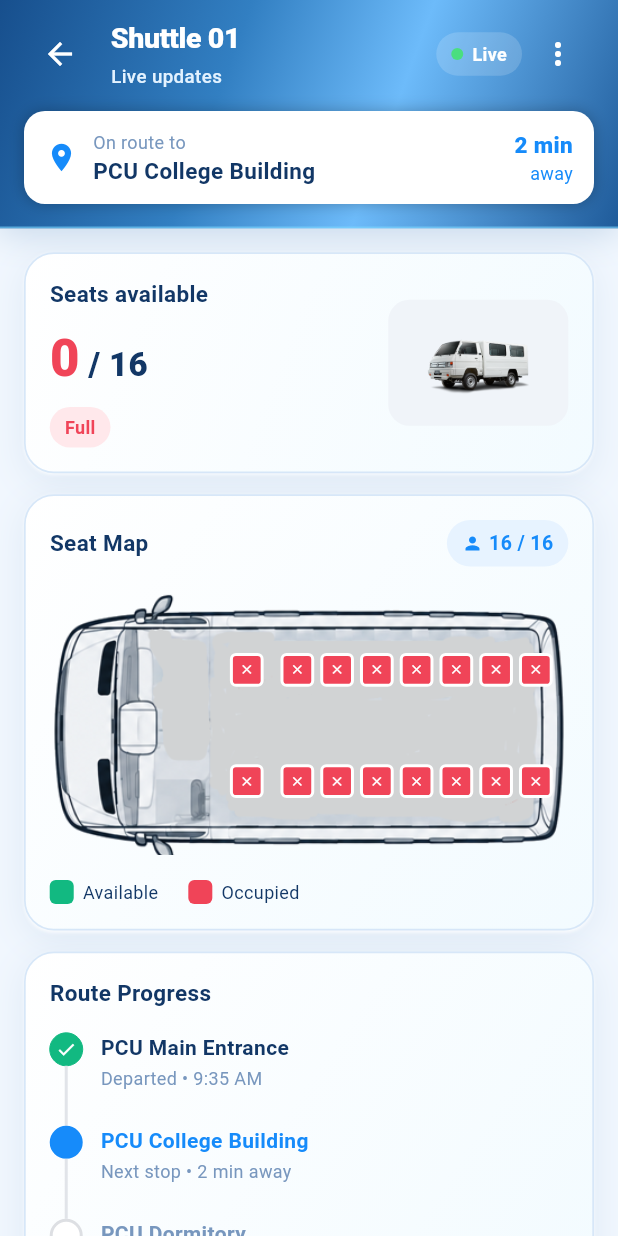
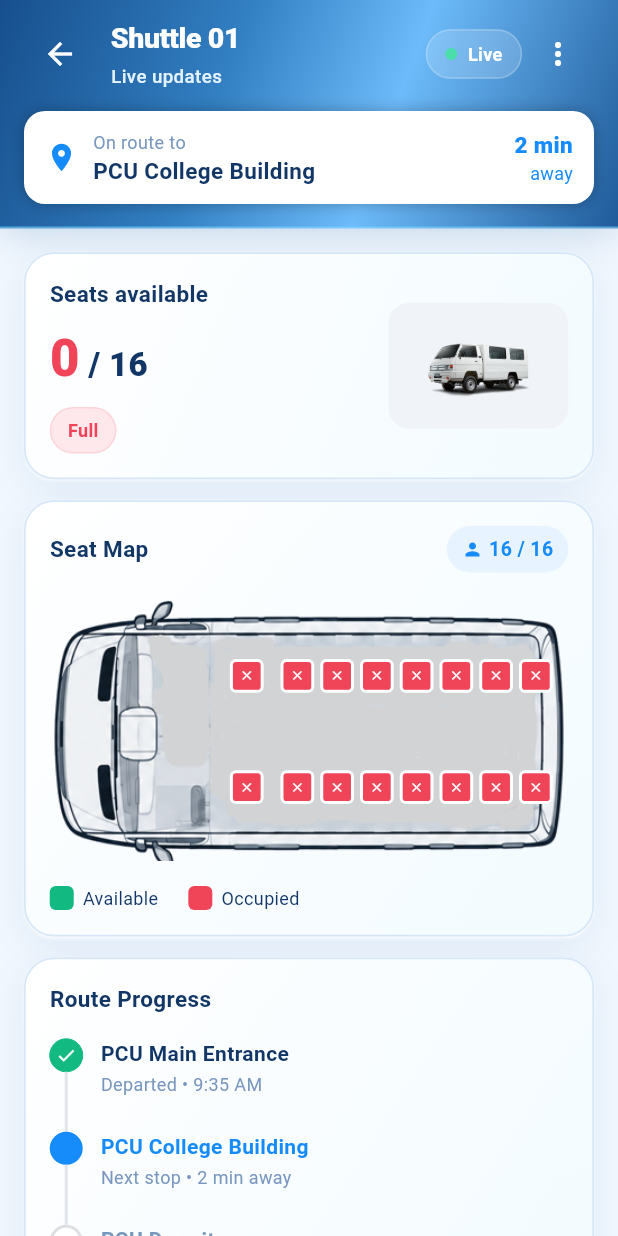
Before and after one commit to mjervalerio-afk/E-Byahe, a Flutter app: the screen it shows after launch, after a tap on "Shuttle 01", on a phone screen of 412 x 824 dp. Run offline on Flutter 3.47's test engine with Material 3 defaults, Android fonts, the phone set to English and light mode, and no system bars; our stand-ins replace connectivity_plus, flutter_map, latlong2, shimmer, video_player.

Commit message:
Refresh shuttle cards with glass blue styling

```diff
--- a/lib/widgets/shuttle_card.dart
+++ b/lib/widgets/shuttle_card.dart
@@ -8,16 +8,14 @@ class Dot extends StatelessWidget {
   const Dot({super.key, required this.color});
 
   @override
-  Widget build(BuildContext context) {
-    return Container(
+  Widget build(BuildContext context) => Container(
         width: 8,
         height: 8,
         decoration: BoxDecoration(color: color, shape: BoxShape.circle),
       );
 }
-}
 
-/// A small rounded badge: "Full · 0/16 seats", "1 active", and so on.
+/// Rounded status badge used for seats, connectivity, and active shuttle count.
 class StatusPill extends StatelessWidget {
   final Color color;
   final Color background;
@@ -35,10 +33,11 @@ class StatusPill extends StatelessWidget {
   @override
   Widget build(BuildContext context) {
     return Container(
-      padding: const EdgeInsets.symmetric(horizontal: 10, vertical: 5),
+      padding: const EdgeInsets.symmetric(horizontal: 11, vertical: 6),
       decoration: BoxDecoration(
         color: background,
-        borderRadius: BorderRadius.circular(20),
+        borderRadius: BorderRadius.circular(22),
+        border: Border.all(color: color.withValues(alpha: 0.12)),
       ),
       child: Row(
         mainAxisSize: MainAxisSize.min,
@@ -58,8 +57,7 @@ class StatusPill extends StatelessWidget {
   }
 }
 
-/// The status badge shown in the headers (a status, not a button).
-/// Green "Live" while the phone is connected; red "No internet" when not.
+/// Connectivity badge matching the luminous blue header.
 class LivePill extends StatefulWidget {
   const LivePill({super.key});
 
@@ -71,49 +69,42 @@ class _LivePillState extends State<LivePill> {
   @override
   void initState() {
     super.initState();
-    ConnectionStatus.instance.start(); // safe to call repeatedly
+    ConnectionStatus.instance.start();
   }
 
   @override
   Widget build(BuildContext context) {
     return ValueListenableBuilder<bool>(
       valueListenable: ConnectionStatus.instance.isOnline,
-      builder: (context, online, _) {
-        return AnimatedContainer(
+      builder: (context, online, _) => AnimatedContainer(
         duration: const Duration(milliseconds: 250),
-          padding: const EdgeInsets.symmetric(horizontal: 10, vertical: 6),
+        padding: const EdgeInsets.symmetric(horizontal: 12, vertical: 7),
         decoration: BoxDecoration(
           color: online
               ? Colors.white.withValues(alpha: 0.16)
-                : const Color(0xFFE14B4B).withValues(alpha: 0.9),
-            borderRadius: BorderRadius.circular(20),
+              : const Color(0xFFE14B4B).withValues(alpha: 0.92),
+          borderRadius: BorderRadius.circular(22),
+          border: Border.all(color: Colors.white.withValues(alpha: 0.22)),
         ),
         child: Row(
           mainAxisSize: MainAxisSize.min,
           children: [
             if (online)
-                const Dot(color: Color(0xFF4ADE80))
+              const Dot(color: Color(0xFF4ADEAA))
             else
               const Icon(Icons.wifi_off, size: 13, color: Colors.white),
-              const SizedBox(width: 6),
+            const SizedBox(width: 7),
             Text(
               online ? 'Live' : 'No internet',
-                style: const TextStyle(
-                  color: Colors.white,
-                  fontSize: 12,
-                  fontWeight: FontWeight.w600,
-                ),
+              style: const TextStyle(color: Colors.white, fontSize: 12, fontWeight: FontWeight.w700),
             ),
           ],
         ),
-        );
-      },
+      ),
     );
   }
 }
 
-/// One clear status for a shuttle's seats, so the colors mean the same
-/// thing everywhere in the app.
 class SeatStatus {
   final Color color;
   final Color background;
@@ -132,7 +123,7 @@ class SeatStatus {
   }
 }
 
-/// One shuttle: photo, name, a single status pill, route, and ETA.
+/// Tappable shuttle summary with the van artwork, seat status, route, and ETA.
 class ShuttleCard extends StatelessWidget {
   final Shuttle shuttle;
   final VoidCallback onTap;
@@ -144,31 +135,33 @@ class ShuttleCard extends StatelessWidget {
     final status = SeatStatus.of(shuttle);
 
     return Material(
-      color: Colors.white,
-      borderRadius: BorderRadius.circular(16),
+      color: Colors.transparent,
+      borderRadius: BorderRadius.circular(20),
       child: InkWell(
         onTap: onTap,
-        borderRadius: BorderRadius.circular(16),
-        child: Container(
+        borderRadius: BorderRadius.circular(20),
+        child: Ink(
           padding: const EdgeInsets.all(12),
-          decoration: BoxDecoration(
-            borderRadius: BorderRadius.circular(16),
-            border: Border.all(color: AppColors.line),
-          ),
+          decoration: appCardDecoration(radius: 20),
           child: Row(
             children: [
               Container(
-                width: 56,
-                height: 56,
+                width: 62,
+                height: 62,
                 padding: const EdgeInsets.all(4),
                 decoration: BoxDecoration(
-                  color: const Color(0xFFF0F4F9),
-                  borderRadius: BorderRadius.circular(14),
+                  gradient: const LinearGradient(
+                    begin: Alignment.topLeft,
+                    end: Alignment.bottomRight,
+                    colors: [Color(0xFFF9FCFF), Color(0xFFDCEEFF)],
                   ),
-                child: Image.asset(
-                  'assets/images/shuttle_van.png',
-                  fit: BoxFit.contain,
+                  borderRadius: BorderRadius.circular(16),
+                  border: Border.all(color: Colors.white, width: 1.3),
+                  boxShadow: const [
+                    BoxShadow(color: Color(0x18265F9E), blurRadius: 9, offset: Offset(0, 3)),
+                  ],
                 ),
+                child: Image.asset('assets/images/shuttle_van.png', fit: BoxFit.contain),
               ),
               const SizedBox(width: 12),
               Expanded(
@@ -181,16 +174,28 @@ class ShuttleCard extends StatelessWidget {
                         fontWeight: FontWeight.w800,
                         fontSize: 15,
                         color: AppColors.navy,
+                        letterSpacing: -0.15,
                       ),
                     ),
-                    const SizedBox(height: 5),
+                    const SizedBox(height: 6),
                     StatusPill(
                       color: status.color,
                       background: status.background,
-                      text:
-                          '${status.label} · ${shuttle.seatsAvailable}/${shuttle.seatsTotal} seats',
+                      text: '${status.label} · ${shuttle.seatsAvailable}/${shuttle.seatsTotal}',
                     ),
-                    const SizedBox(height: 5),
+                    const SizedBox(height: 7),
+                    ClipRRect(
+                      borderRadius: BorderRadius.circular(5),
+                      child: LinearProgressIndicator(
+                        minHeight: 5,
+                        value: shuttle.seatsTotal <= 0
+                            ? 0
+                            : (shuttle.seatsTotal - shuttle.seatsAvailable) / shuttle.seatsTotal,
+                        backgroundColor: const Color(0xFFE3EDF8),
+                        valueColor: AlwaysStoppedAnimation<Color>(status.color),
+                      ),
+                    ),
+                    const SizedBox(height: 7),
                     Text(
                       shuttle.routeLabel,
                       maxLines: 1,
@@ -209,21 +214,19 @@ class ShuttleCard extends StatelessWidget {
                     style: const TextStyle(
                       color: AppColors.blue,
                       fontWeight: FontWeight.w800,
-                      fontSize: 24,
+                      fontSize: 22,
                       height: 1.0,
                     ),
                   ),
+                  const SizedBox(height: 3),
                   const Text(
                     'min',
-                    style: TextStyle(
-                      color: AppColors.blue,
-                      fontSize: 12,
-                      fontWeight: FontWeight.w600,
-                    ),
+                    style: TextStyle(color: AppColors.blue, fontSize: 12, fontWeight: FontWeight.w700),
                   ),
                 ],
               ),
-              const Icon(Icons.chevron_right, color: Color(0xFFB7BEC9)),
+              const SizedBox(width: 2),
+              const Icon(Icons.chevron_right_rounded, color: Color(0xFF91ACCE), size: 24),
             ],
           ),
         ),
```
Lines whose indentation alone changed are shown as unchanged.
